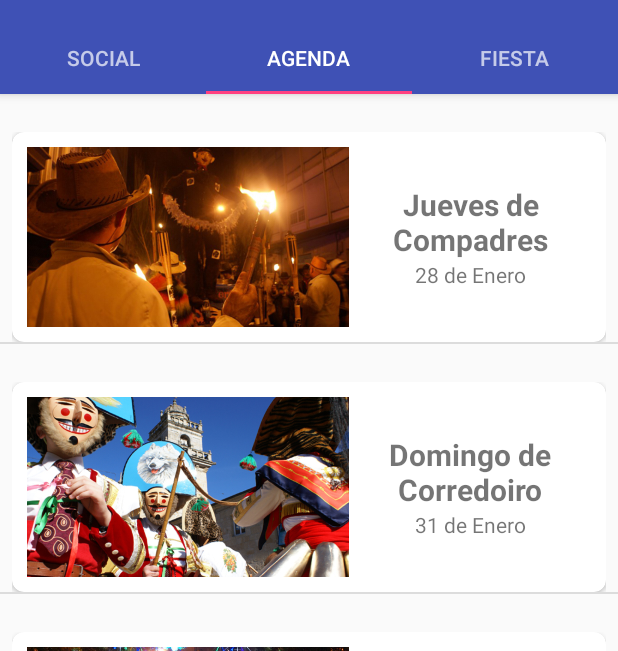
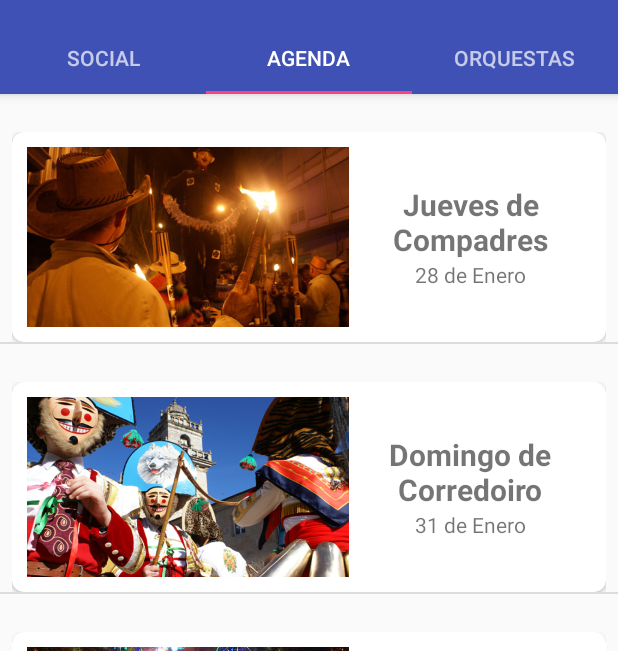
Before and after one commit to snooze6/Entroido-Verin, an Android app: the screen it shows after launch (MainActivity), on a phone screen of 412 x 824 dp, the part 74-725 px from its top. Run offline under Robolectric (Android 15) with nearby library versions, the phone set to English and light mode, and no system bars; our stand-ins replace Picasso; pictures from the network do not load.

Commit message:
Mensaje de antes

```diff
--- a/app/src/main/AndroidManifest.xml
+++ b/app/src/main/AndroidManifest.xml
@@ -1,6 +1,7 @@
 <?xml version="1.0" encoding="utf-8"?>
 <manifest xmlns:android="http://schemas.android.com/apk/res/android"
     package="es.develover.joker.entroido" >
+    <uses-permission android:name="android.permission.INTERNET" />
 
     <application
         android:allowBackup="true"
@@ -8,7 +9,6 @@
         android:label="@string/app_name"
         android:supportsRtl="true"
         android:theme="@style/AppTheme" >
-        <uses-permission android:name="android.permission.INTERNET" />
         <activity
             android:name=".Activities.MainActivity"
             android:label="@string/app_name"
--- a/app/src/main/java/es/develover/joker/entroido/Activities/MainActivity.java
+++ b/app/src/main/java/es/develover/joker/entroido/Activities/MainActivity.java
@@ -182,7 +182,7 @@ public class MainActivity extends AppCompatActivity
                 case 1:
                     return "AGENDA";
                 case 2:
-                    return "FIESTA";
+                    return "ORQUESTAS";
             }
             return null;
         }
@@ -227,7 +227,7 @@ public class MainActivity extends AppCompatActivity
 
                         GridView grid = (GridView) rootView.findViewById(R.id.network_grid);
                         ArrayList<NetworkContent> aux = new ArrayList<NetworkContent>();
-                        for (int i=0; i<3; i++){
+                        for (int i=0; i<14; i++){
                             aux.add(new Tweet(i+" @yo", "primer tweet", "https://kubekings.com/3382-large_default/yj-fisher-cube.jpg"));
                         }
                         grid.setAdapter(new NetworkAdapter(aux, getActivity()));
@@ -239,7 +239,7 @@ public class MainActivity extends AppCompatActivity
                             if (grid.getRequestedColumnWidth()>0) {
                                 col = (int) p.x/grid.getRequestedColumnWidth();
                             }
-                            Log.e("[Ancho]: ","[Pantalla: "+p.x+"] - [Columna: "+grid.getRequestedColumnWidth()+"] - [Columnas: "+col+"]");
+                            Log.e("[AnchoI] ","[Pantalla: "+p.x+"] - [Columna: "+grid.getRequestedColumnWidth()+"] - [Columnas: "+col+"]");
                             ((NetworkAdapter)grid.getAdapter()).setNUM_COL(col);
                             grid.setNumColumns(col);
                         } else {
--- a/app/src/main/java/es/develover/joker/entroido/Adapters/NetworkAdapter.java
+++ b/app/src/main/java/es/develover/joker/entroido/Adapters/NetworkAdapter.java
@@ -8,6 +8,7 @@ import android.view.ViewGroup;
 import android.widget.BaseAdapter;
 import android.widget.ImageView;
 import android.widget.TextView;
+import com.squareup.picasso.Picasso;
 import es.develover.joker.entroido.Model.NetworkContent;
 import es.develover.joker.entroido.R;
 
@@ -91,6 +92,15 @@ public class NetworkAdapter extends BaseAdapter {
     }
 
     private void doTheLoad(){
+//        TwitterGetter t = new TwitterGetter();
+//        try {
+//            ArrayList<Tweet> arr = t.execute("entroidoVerin").get();
+//            contenido.addAll(arr);
+//        } catch (InterruptedException e) {
+//            e.printStackTrace();
+//        } catch (ExecutionException e) {
+//            e.printStackTrace();
+//        }
         for (int i=0; i<=ITEMS_AT_SAME; i++){
             contenido.add(contenido.get(i));
         }
@@ -115,7 +125,7 @@ public class NetworkAdapter extends BaseAdapter {
         NetworkContent n = contenido.get(position);
         author.setText(n.getUser());
         text.setText(n.getTexto());
-        //Picasso.with(activity).load(n.getUrlImagen()).into(image);
+        Picasso.with(activity).load(n.getUrlImagen()).into(image);
 
         return convertView;
     }
--- a/app/src/main/java/es/develover/joker/entroido/Model/NetworkContent.java
+++ b/app/src/main/java/es/develover/joker/entroido/Model/NetworkContent.java
@@ -8,5 +8,6 @@ public interface NetworkContent {
     public String getUser();
     public String getTexto();
     public String getUrlImagen();
+    public int getId();
 
 }
--- a/app/src/main/java/es/develover/joker/entroido/Model/Tweet.java
+++ b/app/src/main/java/es/develover/joker/entroido/Model/Tweet.java
@@ -10,22 +10,29 @@ public class Tweet implements NetworkContent{
     private String nombreUsuario;
     private String texto;
     private String urlImagen;
+    private int id;
 
     @Override
     public String getUser() {
         return nombreUsuario;
     }
 
+    @Override
     public String getTexto() {
         return texto;
     }
 
+    @Override
     public String  getUrlImagen() {
         return urlImagen;
     }
 
+    @Override
+    public int getId() {return id;}
+
     public Tweet(JSONObject json) {
         try {
+            id = json.getInt("id");
             nombreUsuario = json.getJSONObject("user").getString("name");
             texto = json.getString("text");
             try {
--- a/app/src/main/res/layout/fragment_social.xml
+++ b/app/src/main/res/layout/fragment_social.xml
@@ -11,5 +11,9 @@
     <GridView
             android:layout_width="match_parent"
             android:layout_height="wrap_content"
-            android:id="@+id/network_grid"/>
+            android:id="@+id/network_grid"
+            android:numColumns="auto_fit"
+            android:choiceMode="none"
+            android:columnWidth="@dimen/column_width"
+            android:stretchMode="columnWidth"/>
 </LinearLayout>
```
Also changed, not shown: app/src/main/java/es/develover/joker/entroido/Network/Twitah.java (+13 -15 lines), app/src/main/java/es/develover/joker/entroido/Network/TwitterGetter.java (added, +25 -0 lines).
